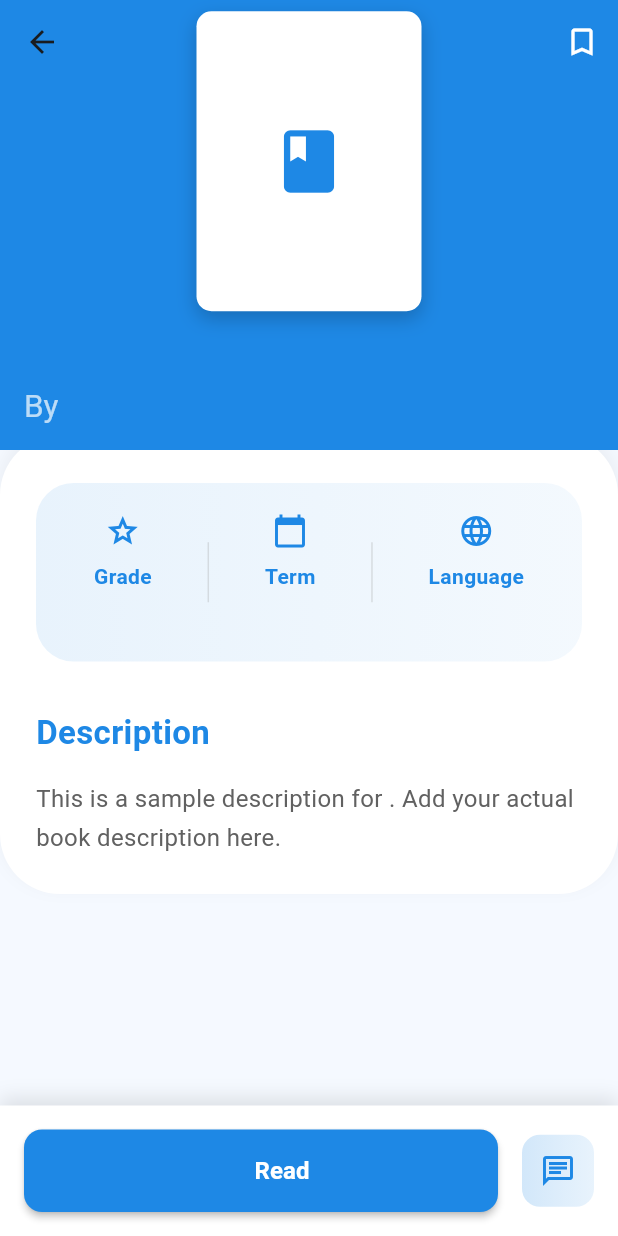
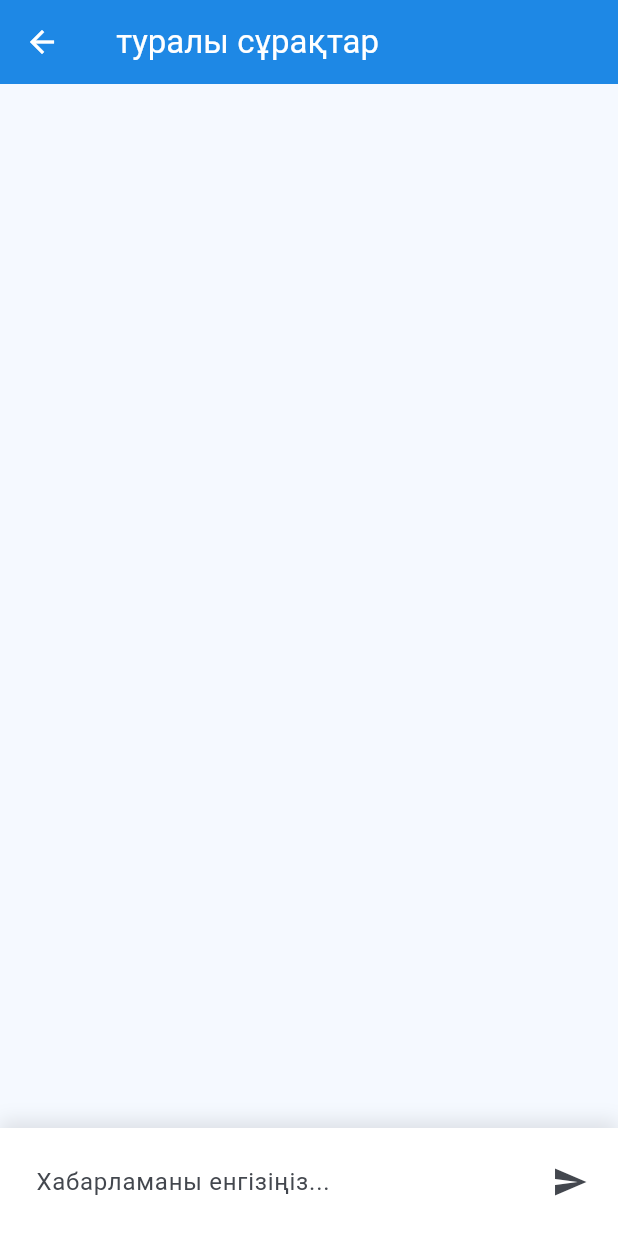
Before and after one commit to adst0rm/flutter-ebook-app, a Flutter app: the BookDetailPage screen opened directly with empty values, after a tap on the "chat" icon, on a phone screen of 412 x 824 dp. Run offline on Flutter 3.47's test engine with Material 3 defaults, Android fonts, the phone set to English and light mode, and no system bars.

Commit message:
ai, kazakh lang

```diff
--- a/lib/pages/book_detail_page.dart
+++ b/lib/pages/book_detail_page.dart
@@ -1,5 +1,8 @@
 import 'package:flutter/material.dart';
+import 'package:provider/provider.dart';
 import 'package:test_1_app/pages/reading_page.dart';
+import 'package:test_1_app/pages/chat_page.dart';
+import 'package:test_1_app/providers/chat_provider.dart';
 
 class BookDetailPage extends StatelessWidget {
   final String title;
@@ -59,7 +62,7 @@ class BookDetailPage extends StatelessWidget {
                         overflow: TextOverflow.ellipsis,
                       ),
                       Text(
-                        'By $author',
+                        'Автор: $author',
                         style: const TextStyle(
                           fontSize: 14,
                           fontWeight: FontWeight.normal,
@@ -169,7 +172,7 @@ class BookDetailPage extends StatelessWidget {
                           ),
                           const SizedBox(height: 32),
                           Text(
-                            'Description',
+                            'Сипаттама',
                             style: TextStyle(
                               fontSize: 22,
                               fontWeight: FontWeight.bold,
@@ -178,7 +181,9 @@ class BookDetailPage extends StatelessWidget {
                           ),
                           const SizedBox(height: 16),
                           Text(
-                            'This is a sample description for $title. Add your actual book description here.',
+                            '''"Өзгеріс" - Франц Кафканың 19 ғасырдың соңында жазған повесі. Кітапта басты кейіпкер Грегор Замзаның бір күні таңертең өзінің қорқынышты жәндікке айналғанын көріп, оның жан-жақты өзгерістері арқылы жатсыну мен сенімділік мәселелері қарастырылады. Әңгіме Грегордың жаңа денесіне бейімделуге тырысуы мен оның отбасына әсері туралы, қоғамдық күтулер мен отбасылық міндеттердің жарығына қарайды.
+
+"Өзгеріс" басталуы Грегор Замзаның шошынышты метаморфозының көрінісін ұсынады. Бастапқыда шатасып, ыңғайсыздық сезімінде, ол саяхатшы сатушы ретіндегі өмірі мен жұмысының ауыртпалықтары туралы ойланады, сонымен бірге өзінің жағдайының абсурдтылығымен күреседі. Ол төсектен тұруға тырысқанда, отбасының алаңдаушылығы ояна бастайды. Оның анасы жұмысқа кешігуіне алаңдап есігіне қағады, бұл Грегордың отбасының оның өзгерісіне қалай жауап беретіні туралы алаңдауын тудырады. Олармен байланысуға және оларды тыныштандыруға тырысқанына қарамастан, оның жағдайынан туындаған қорқыныш пен түсінбеушілік тез анық болады. Бұл қызық және қайғылы басталу, повестің бойында дамитын жатсыну мен отбасылық қатынастарды зерттеуге тон береді.''',
                             style: TextStyle(
                               fontSize: 16,
                               height: 1.6,
@@ -239,7 +244,7 @@ class BookDetailPage extends StatelessWidget {
                           Icon(Icons.book, size: 20),
                           SizedBox(width: 8),
                           Text(
-                            'Read',
+                            'Оқу',
                             style: TextStyle(
                               fontSize: 16,
                               fontWeight: FontWeight.bold,
@@ -263,8 +268,18 @@ class BookDetailPage extends StatelessWidget {
                     ),
                     child: IconButton(
                       icon: const Icon(Icons.chat_outlined),
-                      onPressed: () {},
-                      tooltip: 'Chat with AI about this book',
+                      onPressed: () {
+                        Navigator.push(
+                          context,
+                          MaterialPageRoute(
+                            builder: (context) => ChangeNotifierProvider(
+                              create: (_) => ChatProvider(),
+                              child: ChatPage(bookTitle: title),
+                            ),
+                          ),
+                        );
+                      },
+                      tooltip: 'Кітап туралы AI-мен сөйлесу',
                       color: Theme.of(context).primaryColor,
                     ),
                   ),
--- /dev/null
+++ b/lib/pages/chat_page.dart
@@ -0,0 +1,140 @@
+import 'package:flutter/material.dart';
+import 'package:provider/provider.dart';
+import '../providers/chat_provider.dart';
+
+class ChatPage extends StatefulWidget {
+  final String bookTitle;
+
+  const ChatPage({
+    super.key,
+    required this.bookTitle,
+  });
+
+  @override
+  State<ChatPage> createState() => _ChatPageState();
+}
+
+class _ChatPageState extends State<ChatPage> {
+  final TextEditingController _messageController = TextEditingController();
+  final ScrollController _scrollController = ScrollController();
+
+  @override
+  void initState() {
+    super.initState();
+    WidgetsBinding.instance.addPostFrameCallback((_) {
+      context.read<ChatProvider>().setBookTitle(widget.bookTitle);
+    });
+  }
+
+  @override
+  void dispose() {
+    _messageController.dispose();
+    _scrollController.dispose();
+    super.dispose();
+  }
+
+  void _scrollToBottom() {
+    if (_scrollController.hasClients) {
+      _scrollController.animateTo(
+        _scrollController.position.maxScrollExtent,
+        duration: const Duration(milliseconds: 300),
+        curve: Curves.easeOut,
+      );
+    }
+  }
+
+  @override
+  Widget build(BuildContext context) {
+    return Scaffold(
+      appBar: AppBar(
+        title: Text('${widget.bookTitle} туралы сұрақтар'),
+        backgroundColor: Theme.of(context).primaryColor,
+        foregroundColor: Colors.white,
+      ),
+      body: Column(
+        children: [
+          Expanded(
+            child: Consumer<ChatProvider>(
+              builder: (context, chatProvider, child) {
+                WidgetsBinding.instance
+                    .addPostFrameCallback((_) => _scrollToBottom());
+                return ListView.builder(
+                  controller: _scrollController,
+                  padding: const EdgeInsets.all(16),
+                  itemCount: chatProvider.messages.length,
+                  itemBuilder: (context, index) {
+                    final message = chatProvider.messages[index];
+                    return Align(
+                      alignment: message.isUser
+                          ? Alignment.centerRight
+                          : Alignment.centerLeft,
+                      child: Container(
+                        margin: const EdgeInsets.only(bottom: 8),
+                        padding: const EdgeInsets.all(12),
+                        decoration: BoxDecoration(
+                          color: message.isUser
+                              ? Theme.of(context).primaryColor
+                              : Colors.grey[200],
+                          borderRadius: BorderRadius.circular(12),
+                        ),
+                        child: Text(
+                          message.text,
+                          style: TextStyle(
+                            color: message.isUser ? Colors.white : Colors.black,
+                          ),
+                        ),
+                      ),
+                    );
+                  },
+                );
+              },
+            ),
+          ),
+          if (context.watch<ChatProvider>().isLoading)
+            const Padding(
+              padding: EdgeInsets.all(8.0),
+              child: CircularProgressIndicator(),
+            ),
+          Container(
+            padding: const EdgeInsets.all(8),
+            decoration: BoxDecoration(
+              color: Colors.white,
+              boxShadow: [
+                BoxShadow(
+                  color: Colors.black.withOpacity(0.1),
+                  blurRadius: 10,
+                  offset: const Offset(0, -5),
+                ),
+              ],
+            ),
+            child: Row(
+              children: [
+                Expanded(
+                  child: TextField(
+                    controller: _messageController,
+                    decoration: const InputDecoration(
+                      hintText: 'Хабарламаны енгізіңіз...',
+                      border: OutlineInputBorder(),
+                    ),
+                    maxLines: null,
+                  ),
+                ),
+                const SizedBox(width: 8),
+                IconButton(
+                  icon: const Icon(Icons.send),
+                  onPressed: () {
+                    final message = _messageController.text.trim();
+                    if (message.isNotEmpty) {
+                      context.read<ChatProvider>().sendMessage(message);
+                      _messageController.clear();
+                    }
+                  },
+                ),
+              ],
+            ),
+          ),
+        ],
+      ),
+    );
+  }
+}
--- /dev/null
+++ b/lib/providers/chat_provider.dart
@@ -0,0 +1,71 @@
+import 'package:flutter/foundation.dart';
+import '../services/deepseek_service.dart';
+
+class Message {
+  final String text;
+  final bool isUser;
+  final DateTime timestamp;
+
+  Message({
+    required this.text,
+    required this.isUser,
+    required this.timestamp,
+  });
+}
+
+class ChatProvider with ChangeNotifier {
+  final DeepSeekService _deepSeekService = DeepSeekService();
+  final List<Message> _messages = [];
+  bool _isLoading = false;
+  String _bookTitle = '';
+
+  List<Message> get messages => _messages;
+  bool get isLoading => _isLoading;
+
+  void setBookTitle(String title) {
+    _bookTitle = title;
+  }
+
+  Future<void> sendMessage(String text) async {
+    if (text.isEmpty) return;
+
+    // Add user message
+    _messages.add(Message(
+      text: text,
+      isUser: true,
+      timestamp: DateTime.now(),
+    ));
+    notifyListeners();
+
+    // Set loading state
+    _isLoading = true;
+    notifyListeners();
+
+    try {
+      // Get AI response
+      final response = await _deepSeekService.sendMessage(text, _bookTitle);
+
+      // Add AI message
+      _messages.add(Message(
+        text: response,
+        isUser: false,
+        timestamp: DateTime.now(),
+      ));
+    } catch (e) {
+      // Add error message
+      _messages.add(Message(
+        text: 'Қате орын алды: $e',
+        isUser: false,
+        timestamp: DateTime.now(),
+      ));
+    } finally {
+      _isLoading = false;
+      notifyListeners();
+    }
+  }
+
+  void clearChat() {
+    _messages.clear();
+    notifyListeners();
+  }
+}
```
Also changed, not shown: lib/main.dart (+51 -29 lines), lib/pages/reading_page.dart (+6 -6 lines), lib/services/deepseek_service.dart (added, +42 -0 lines), pubspec.yaml (+6 -3 lines), pubspec.lock, 1 other file.
